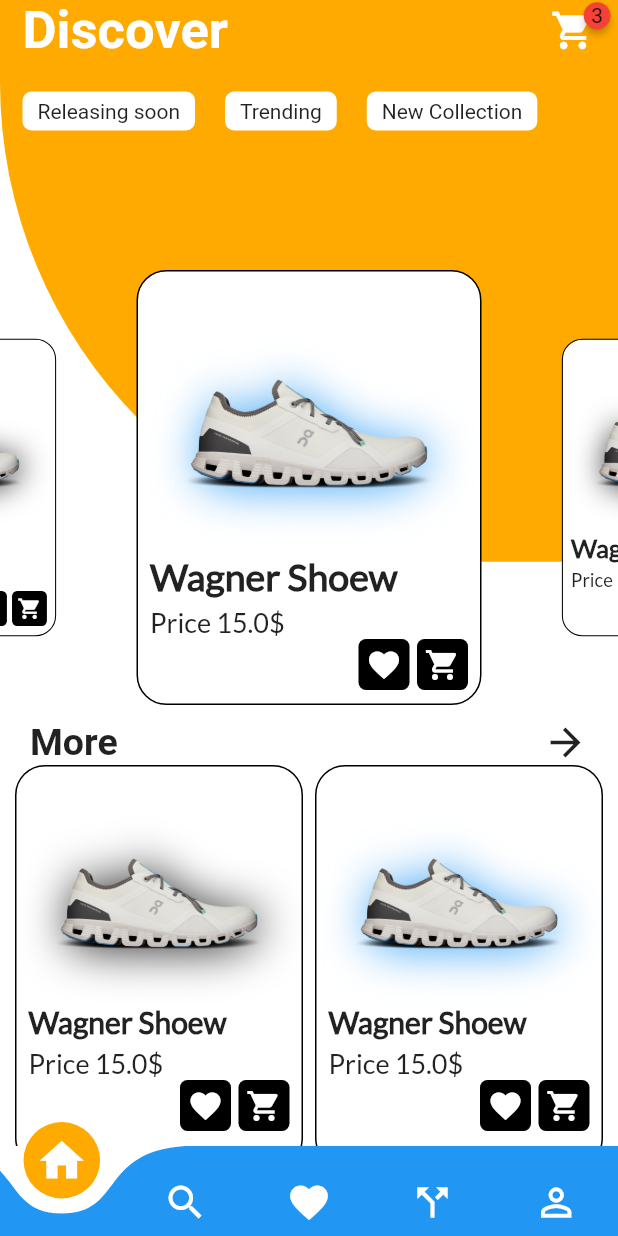
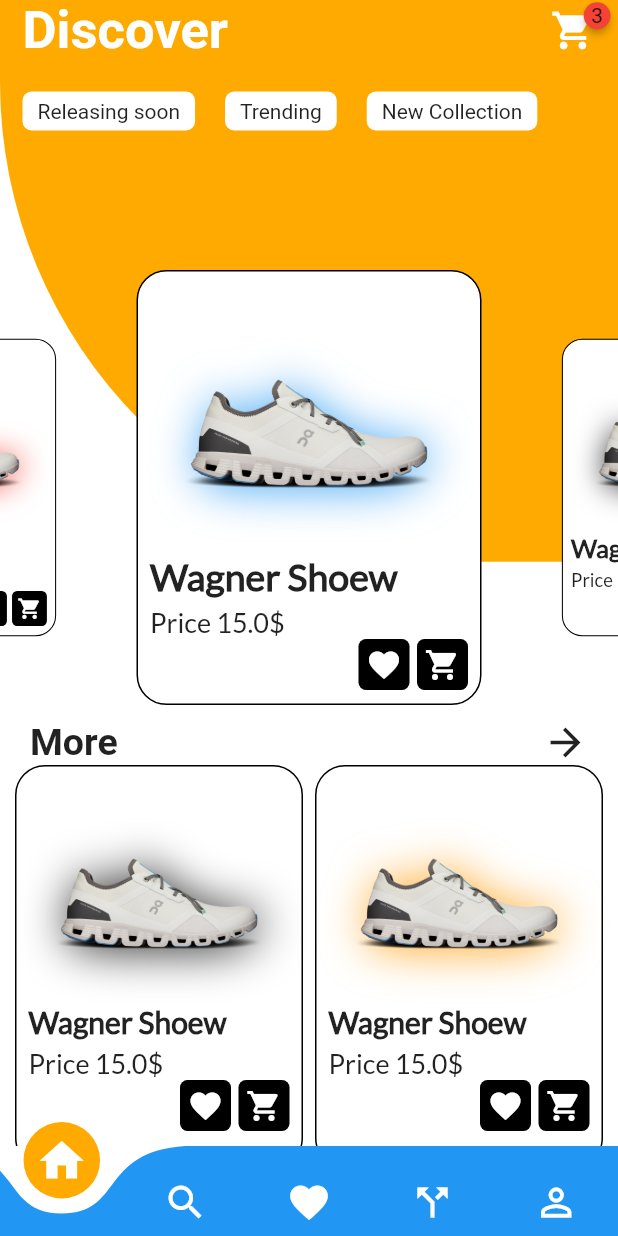
Before and after one commit to luonverak/Flutter-12-1-Demo, a Flutter app: the screen it shows after launch, on a phone screen of 412 x 824 dp. Run offline on Flutter 3.47's test engine with Material 2 defaults, Android fonts, the phone set to English and light mode, and no system bars; drawn by our look-alikes of badges, carousel_slider, curved_navigation_bar, simple_shadow; our stand-ins replace readmore.

Commit message:
code commit

```diff
--- a/lib/model/shoe_data.dart
+++ b/lib/model/shoe_data.dart
@@ -55,24 +55,46 @@ final List<ShoeData> listShoe = [
     name: 'Wagner Shoew',
     price: 15,
     image: 'asset/images/shoe2.webp',
-    color: Colors.blue,
+    color: Colors.orange,
     counter: 1,
-    description: '',
+    description:
+        'Lightweight running shoes have come a long way as both racing flats and daily trainers. Once upon a time, to shave grams on a shoe and get it down to a competitive weight, brands had to make considerable compromises in comfort and stability—but that’s no longer the case. Thanks to lighter midsole foams and meshy upper materials, some of our favorite supportive and maximally cushioned shoes now sit well below 8 ounces on the scale.',
     favorite: false,
-    moreColor: [],
-    size: [],
+    moreColor: [
+      Colors.black,
+      Colors.blue,
+      Colors.red,
+      Colors.orange,
+    ],
+    size: [
+      38,
+      40,
+      45,
+      50,
+    ],
   ),
   ShoeData(
     id: 3,
     name: 'Wagner Shoew',
     price: 15,
     image: 'asset/images/shoe2.webp',
-    color: Colors.black,
+    color: Colors.red,
     counter: 1,
-    description: '',
+    description:
+        'Lightweight running shoes have come a long way as both racing flats and daily trainers. Once upon a time, to shave grams on a shoe and get it down to a competitive weight, brands had to make considerable compromises in comfort and stability—but that’s no longer the case. Thanks to lighter midsole foams and meshy upper materials, some of our favorite supportive and maximally cushioned shoes now sit well below 8 ounces on the scale.',
     favorite: false,
-    moreColor: [],
-    size: [],
+    moreColor: [
+      Colors.black,
+      Colors.blue,
+      Colors.red,
+      Colors.orange,
+    ],
+    size: [
+      38,
+      40,
+      45,
+      50,
+    ],
   ),
   ShoeData(
     id: 4,
@@ -81,9 +103,20 @@ final List<ShoeData> listShoe = [
     image: 'asset/images/shoe2.webp',
     color: Colors.blue,
     counter: 1,
-    description: '',
+    description:
+        'Lightweight running shoes have come a long way as both racing flats and daily trainers. Once upon a time, to shave grams on a shoe and get it down to a competitive weight, brands had to make considerable compromises in comfort and stability—but that’s no longer the case. Thanks to lighter midsole foams and meshy upper materials, some of our favorite supportive and maximally cushioned shoes now sit well below 8 ounces on the scale.',
     favorite: false,
-    moreColor: [],
-    size: [],
-  )
+    moreColor: [
+      Colors.black,
+      Colors.blue,
+      Colors.red,
+      Colors.orange,
+    ],
+    size: [
+      38,
+      40,
+      45,
+      50,
+    ],
+  ),
 ];
--- a/lib/view/home_screen.dart
+++ b/lib/view/home_screen.dart
@@ -215,7 +215,7 @@ class HomeScreen extends StatelessWidget {
                   children: List.generate(
                     listShoe.length,
                     (index) => shoeItem(
-                      context,
+                       context,
                       listShoe[index],
                     ),
                   ),
```
